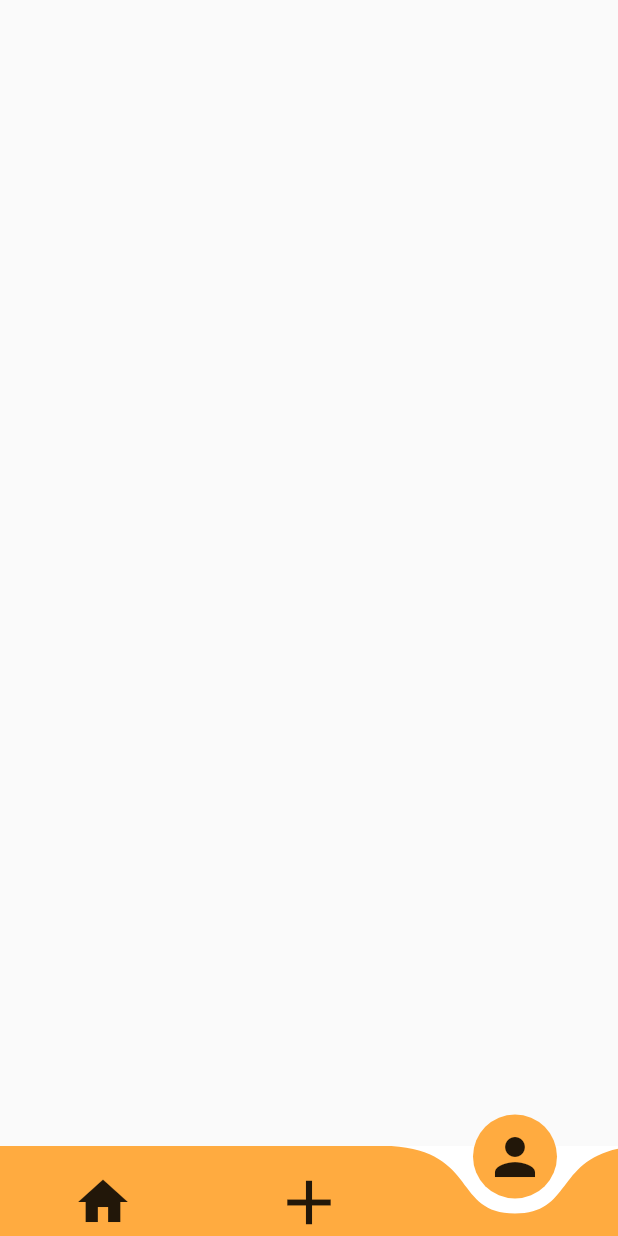
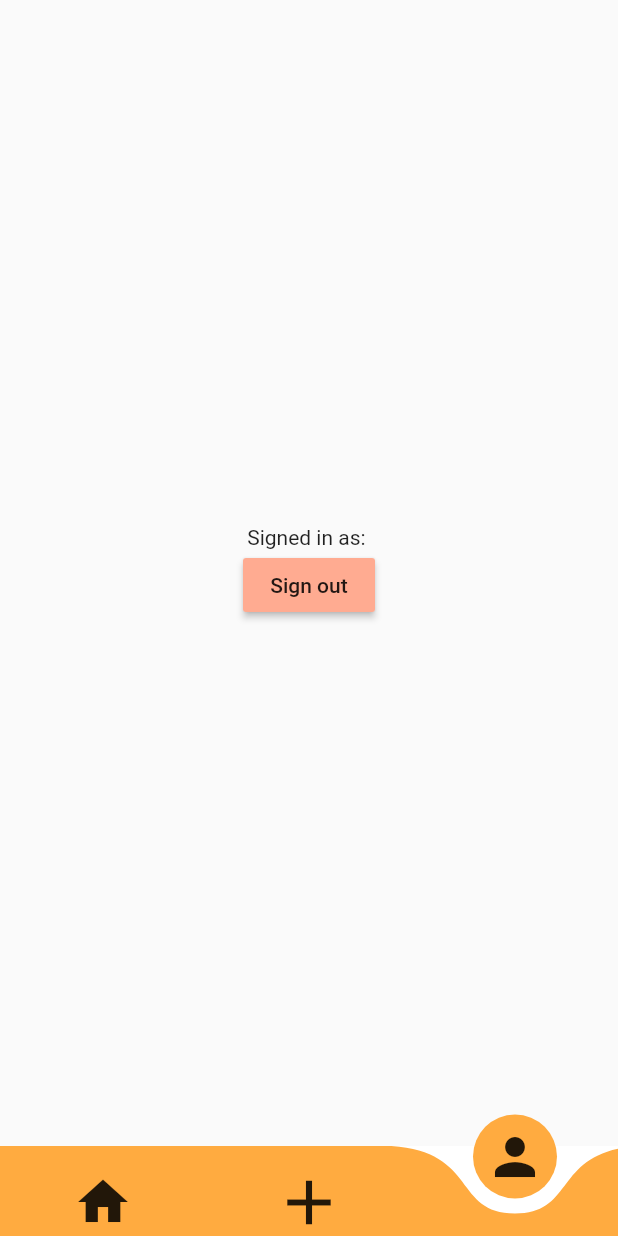
Before and after one commit to YaManTarzan/workout_app, a Flutter app: the screen it shows once a user with an empty profile is signed in, item 3 of the bottom bar chosen, on a phone screen of 412 x 824 dp. Run offline on Flutter 3.47's test engine with Material 2 defaults, Android fonts, the phone set to English and light mode, and no system bars; drawn by our look-alikes of curved_navigation_bar; our stand-ins replace cloud_firestore, firebase_auth, firebase_core, google_fonts; accounts and stored records are empty.

```diff
--- a/lib/main.dart
+++ b/lib/main.dart
@@ -1,5 +1,5 @@
+import 'package:cloud_firestore/cloud_firestore.dart';
 import 'package:currency_converter/main_page.dart';
-import 'package:firebase_auth/firebase_auth.dart';
 import 'package:firebase_core/firebase_core.dart';
 import 'package:flutter/material.dart';
 
--- /dev/null
+++ b/lib/profile_page.dart
@@ -0,0 +1,35 @@
+import 'package:firebase_auth/firebase_auth.dart';
+import 'package:flutter/material.dart';
+import 'package:flutter/src/widgets/basic.dart';
+import 'package:flutter/src/widgets/container.dart';
+import 'package:flutter/src/widgets/framework.dart';
+
+class ProfilePage extends StatefulWidget {
+  const ProfilePage({super.key});
+
+  @override
+  State<ProfilePage> createState() => _ProfilePageState();
+}
+
+class _ProfilePageState extends State<ProfilePage> {
+  final user = FirebaseAuth.instance.currentUser!;
+
+  @override
+  Widget build(BuildContext context) {
+    return Center(
+      child: Column(
+        mainAxisAlignment: MainAxisAlignment.center,
+        children: [
+          Text("Signed in as: ${user.email!}"),
+          MaterialButton(
+            onPressed: () {
+              FirebaseAuth.instance.signOut();
+            },
+            color: Colors.deepOrange[200],
+            child: const Text("Sign out"),
+          ),
+        ],
+      ),
+    );
+  }
+}
--- a/lib/root_page.dart
+++ b/lib/root_page.dart
@@ -1,3 +1,5 @@
+import 'package:currency_converter/add_workout_page.dart';
+import 'package:currency_converter/profile_page.dart';
 import 'package:currency_converter/workout_page.dart';
 import 'package:curved_navigation_bar/curved_navigation_bar.dart';
 import 'package:firebase_auth/firebase_auth.dart';
@@ -14,8 +16,11 @@ class _RootPageState extends State<RootPage> {
   final user = FirebaseAuth.instance.currentUser!;
 
   int currentPage = 0;
+
   final List<Widget> _pages = const [
     WorkoutPage(),
+    AddWorkoutPage(),
+    ProfilePage(),
   ];
 
   @override
@@ -65,7 +70,7 @@ class _RootPageState extends State<RootPage> {
       //     ],
       //   ),
       // ),
-      body: _pages[currentPage.clamp(0, _pages.length - 1)],
+      body: _pages[currentPage],
     );
   }
 }
--- a/lib/workout_page.dart
+++ b/lib/workout_page.dart
@@ -1,3 +1,5 @@
+import 'package:flutter/cupertino.dart';
+import 'package:flutter/material.dart';
 import 'package:flutter/src/widgets/container.dart';
 import 'package:flutter/src/widgets/framework.dart';
 
@@ -11,6 +13,10 @@ class WorkoutPage extends StatefulWidget {
 class _WorkoutPageState extends State<WorkoutPage> {
   @override
   Widget build(BuildContext context) {
-    return Container();
+    return Center(
+      child: Container(
+        child: const Icon(Icons.access_time),
+      ),
+    );
   }
 }
```
Also changed, not shown: lib/add_workout_page.dart (added, +29 -0 lines), lib/register_page.dart (+14 -1 lines).
